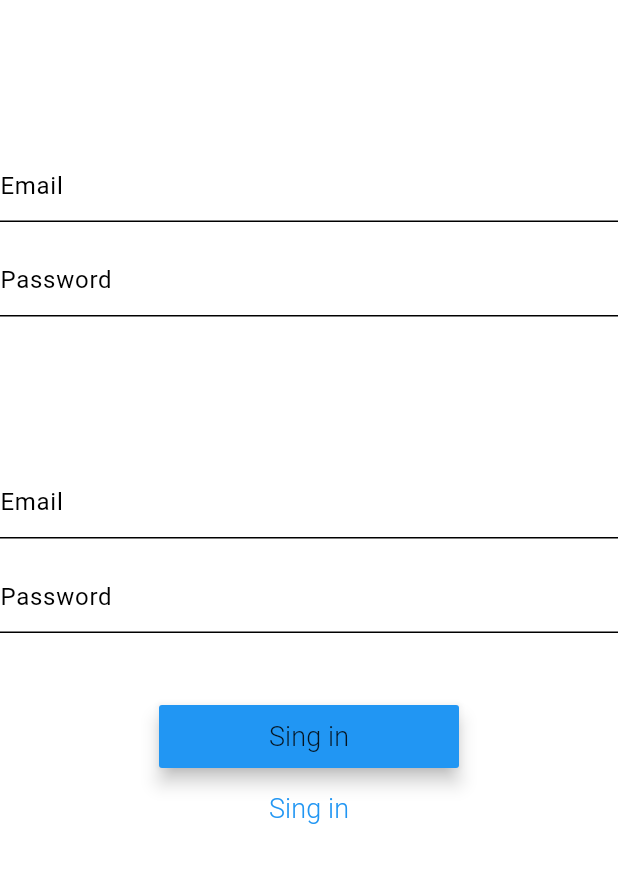
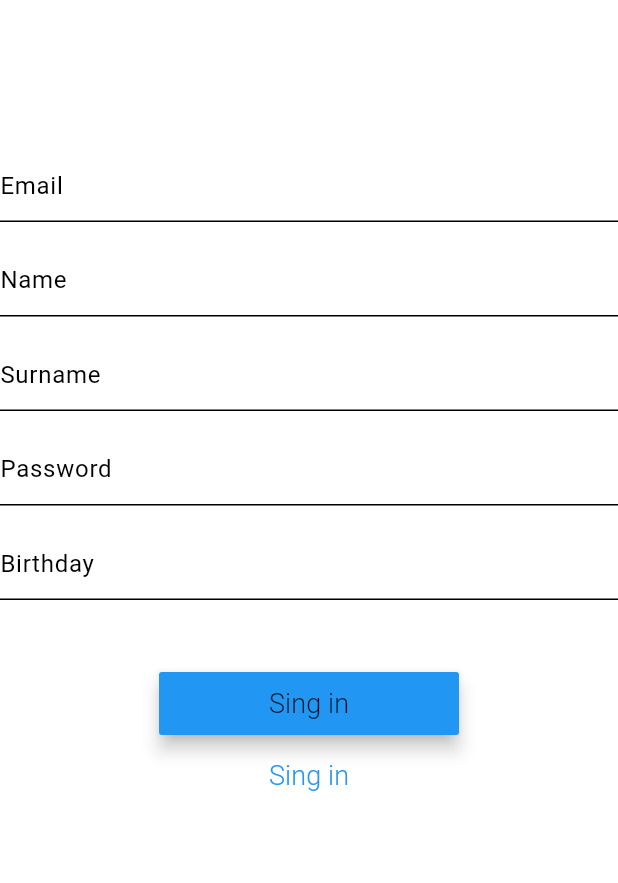
Before and after one commit to mpodmanicky/mtaa-beshket-frontend, a Flutter app: the screen it shows after launch, after a tap on "Create an account", on a phone screen of 412 x 824 dp, the part 84-967 px from its top. Run offline on Flutter 3.47's test engine with Material 3 defaults, Android fonts, the phone set to English and light mode, and no system bars; our stand-ins replace firebase_auth, firebase_core; accounts and stored records are empty.

Commit message:
[Login] updated fields for sign up

```diff
--- /dev/null
+++ b/beshket_flutter/lib/features/authentication/widgets/authentication_birthdate_form.dart
@@ -0,0 +1,30 @@
+import 'package:flutter/material.dart';
+import 'package:beshket/features/authentication/screens/login_screen.dart';
+
+
+class AuthenticationBirthdateFormWidget extends StatelessWidget {
+  AuthenticationBirthdateFormWidget({Key? key,  required this.hintText, required this.isPassword, required this.loginScreenState }): super(key: key);
+
+  final String hintText;
+  final bool isPassword;
+
+  final LoginScreenState loginScreenState;
+
+  @override
+  Widget build(BuildContext context) {
+    return Padding(
+      padding: const EdgeInsets.fromLTRB(0.0, 15.0, 0.0, 0.0),
+      child: TextFormField(
+        maxLines: 1,
+        autofocus: false,
+        keyboardType: TextInputType.datetime,
+        obscureText: isPassword,
+        decoration: InputDecoration(
+          hintText: hintText
+        ),
+        validator: (value) =>  value!.isEmpty ? 'This field can\'t be emtpy' : null,
+        //onSaved: (value) => loginScreenState.setPassword(value!.trim()),
+      )
+      );
+  }
+}
--- a/beshket_flutter/lib/features/authentication/widgets/authentication_form.dart
+++ b/beshket_flutter/lib/features/authentication/widgets/authentication_form.dart
@@ -1,5 +1,8 @@
 import 'package:beshket/features/authentication/widgets/authentication_email_form.dart';
 import 'package:beshket/features/authentication/widgets/authentication_password_form.dart';
+import 'package:beshket/features/authentication/widgets/authentication_name_form.dart';
+import 'package:beshket/features/authentication/widgets/authentication_surname_form.dart';
+import 'package:beshket/features/authentication/widgets/authentication_birthdate_form.dart';
 import 'package:flutter/material.dart';
 import 'package:beshket/features/authentication/screens/login_screen.dart';
 
@@ -21,9 +24,10 @@ class AuthenticationFormWidget extends StatelessWidget {
       : Column(
         children: [
           AuthenticationEmailFormWidget(hintText: 'Email', isPassword: false, loginScreenState: loginScreenState),
+          AuthenticationNameFormWidget(hintText: 'Name', isPassword: false, loginScreenState: loginScreenState),
+          AuthenticationSurnameFormWidget(hintText: 'Surname', isPassword: false, loginScreenState: loginScreenState),
           AuthenticationPasswordFormWidget(hintText: 'Password', isPassword: true, loginScreenState: loginScreenState),
-          AuthenticationEmailFormWidget(hintText: 'Email', isPassword: false, loginScreenState: loginScreenState),
-          AuthenticationPasswordFormWidget(hintText: 'Password', isPassword: true, loginScreenState: loginScreenState)
+          AuthenticationBirthdateFormWidget(hintText: 'Birthday', isPassword: false, loginScreenState: loginScreenState)
         ],)
     );
   }
--- /dev/null
+++ b/beshket_flutter/lib/features/authentication/widgets/authentication_name_form.dart
@@ -0,0 +1,30 @@
+import 'package:flutter/material.dart';
+import 'package:beshket/features/authentication/screens/login_screen.dart';
+
+
+class AuthenticationNameFormWidget extends StatelessWidget {
+  AuthenticationNameFormWidget({Key? key, required this.hintText, required this.isPassword, required this.loginScreenState }): super(key: key);
+
+  final String hintText;
+  final bool isPassword;
+
+  final LoginScreenState loginScreenState;
+
+  @override
+  Widget build(BuildContext context) {
+    return Padding(
+      padding: const EdgeInsets.fromLTRB(0.0, 15.0, 0.0, 0.0),
+      child: TextFormField(
+        maxLines: 1,
+        keyboardType: TextInputType.name,
+        autofocus: false,
+        obscureText: isPassword,
+        decoration: InputDecoration(
+          hintText: hintText
+        ),
+        validator: (value) =>  value!.isEmpty ? 'Not a valid name' : null,
+        //onSaved: (value) => loginScreenState.setEmail(value!.trim()),
+      )
+    );
+  }
+}
--- /dev/null
+++ b/beshket_flutter/lib/features/authentication/widgets/authentication_surname_form.dart
@@ -0,0 +1,30 @@
+import 'package:flutter/material.dart';
+import 'package:beshket/features/authentication/screens/login_screen.dart';
+
+
+class AuthenticationSurnameFormWidget extends StatelessWidget {
+  AuthenticationSurnameFormWidget({Key? key,  required this.hintText, required this.isPassword, required this.loginScreenState }): super(key: key);
+
+  final String hintText;
+  final bool isPassword;
+
+  final LoginScreenState loginScreenState;
+
+  @override
+  Widget build(BuildContext context) {
+    return Padding(
+      padding: const EdgeInsets.fromLTRB(0.0, 15.0, 0.0, 0.0),
+      child: TextFormField(
+        maxLines: 1,
+        autofocus: false,
+        keyboardType: TextInputType.name,
+        obscureText: isPassword,
+        decoration: InputDecoration(
+          hintText: hintText
+        ),
+        validator: (value) =>  value!.isEmpty ? 'Surname can\'t be empty' : null,
+        //onSaved: (value) => loginScreenState.setPassword(value!.trim()),
+      )
+      );
+  }
+}
```
